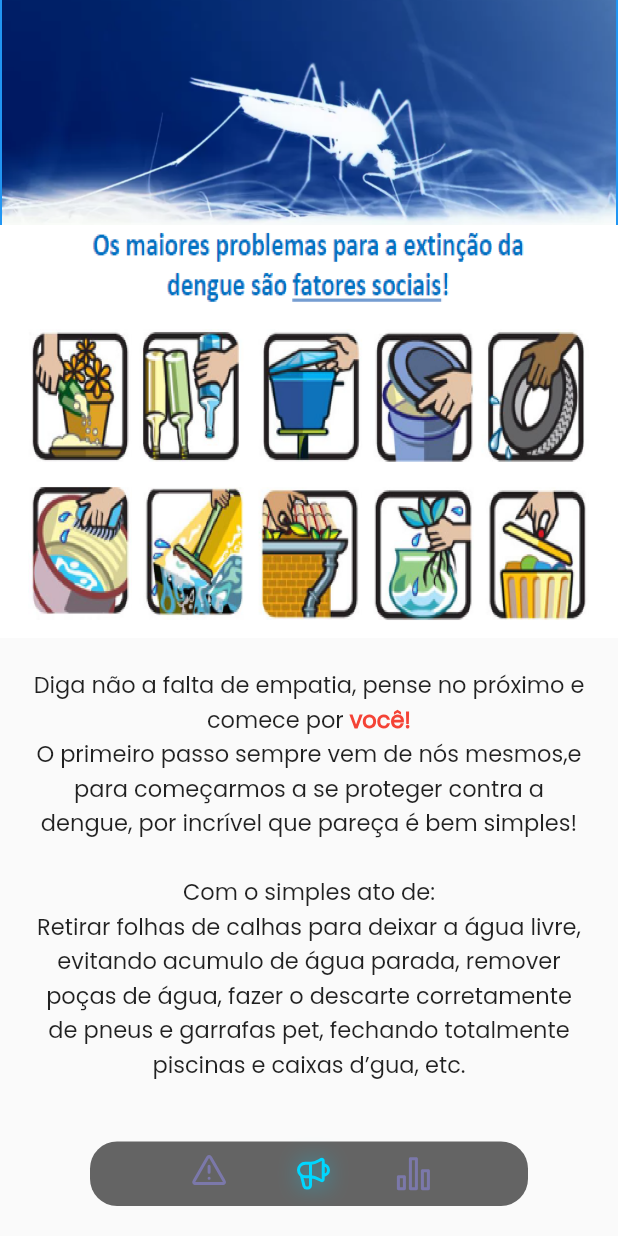
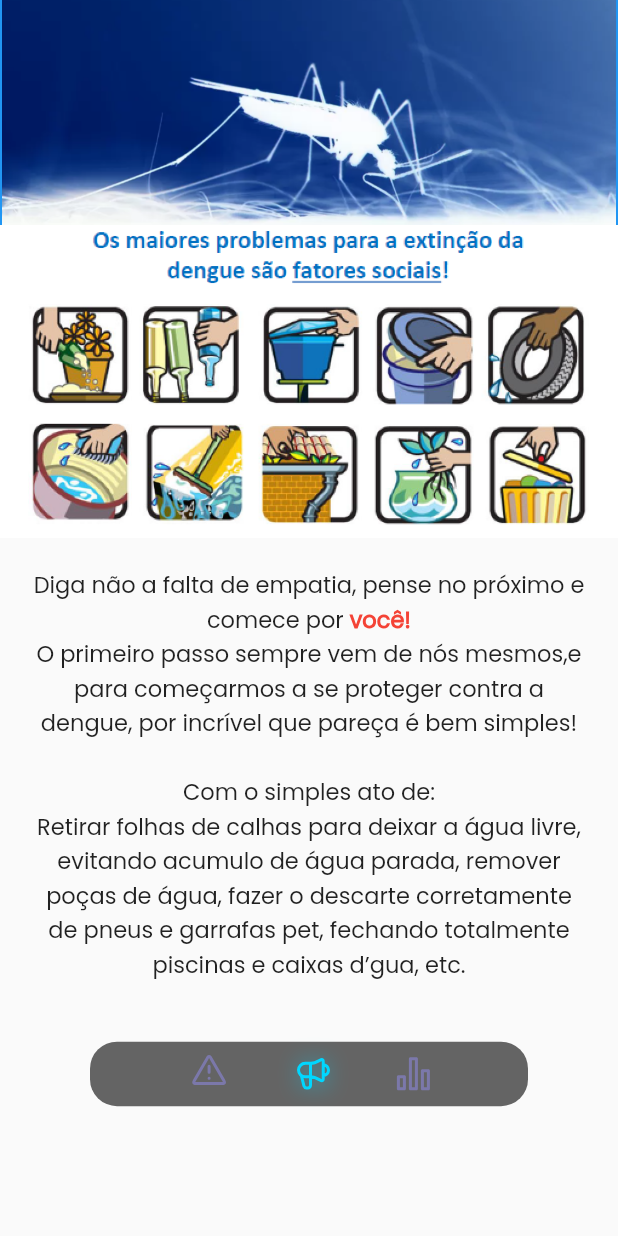
Before and after one commit to matheusEduardoTavares/dengue_tcc, a Flutter app: the screen it shows after launch, after a tap on an icon or button, on a phone screen of 412 x 824 dp. Run offline on Flutter 3.47's test engine with Material 2 defaults, Android fonts, the phone set to English and light mode, and no system bars; our stand-ins replace bloc, device_preview, flutter_bloc, flutter_modular, flutter_svg.

Commit message:
Added devicePreview and adjusted tutorial page responsiveness

```diff
--- a/lib/app/modules/tutorial/view/tutorial_page.dart
+++ b/lib/app/modules/tutorial/view/tutorial_page.dart
@@ -40,7 +40,8 @@ class TutorialPage extends StatelessWidget {
           ],
         ),
       ),
-      body: SafeArea(
+      body: SingleChildScrollView(
+        child: SafeArea(
           child: BlocBuilder<Cubit<TutorialControllerState>, TutorialControllerState>(
             bloc: _controller,
             builder: (_, state) {
@@ -61,6 +62,7 @@ class TutorialPage extends StatelessWidget {
             }
           ),
         ),
+      ),
     );
   }
 }
--- a/lib/app/modules/tutorial/view/widgets/tutorial_content_widget.dart
+++ b/lib/app/modules/tutorial/view/widgets/tutorial_content_widget.dart
@@ -22,11 +22,9 @@ class TutorialContentWidget extends StatelessWidget {
   Widget build(BuildContext context) {
     return Column(
       children: [
-        Expanded(
-          child: Image.asset(
-            imagePath,
-            fit: BoxFit.fill,
-          ),
+        Image.asset(
+          imagePath,
+          fit: BoxFit.fill,
         ),
         Padding(
           padding: const EdgeInsets.fromLTRB(
--- a/lib/main.dart
+++ b/lib/main.dart
@@ -1,13 +1,21 @@
 import 'package:dengue_tcc/app/app_module.dart';
 import 'package:dengue_tcc/app/app_widget.dart';
+import 'package:device_preview/device_preview.dart';
 import 'package:flutter/widgets.dart';
 import 'package:flutter_modular/flutter_modular.dart';
 
 void main() {
   runApp(
-    ModularApp(
-      module: AppModule(),
-      child: const AppWidget(),
+    DevicePreview(
+      builder: (_) => ModularApp(
+        module: AppModule(),
+        child: const AppWidget(),
+      ),
+      //TODO sempre que precisar testar responsividade, trocar o enabled para true e após usar voltar para false (nunca commitar com enabled true)
+      enabled: true,
+      availableLocales: const [
+        Locale('pt', 'BR'),
+      ],
     ),
   );
 }
--- a/pubspec.yaml
+++ b/pubspec.yaml
@@ -11,6 +11,7 @@ environment:
 dependencies:
   bloc: ^8.0.3
   cupertino_icons: ^1.0.2
+  device_preview: ^1.1.0
   flutter:
     sdk: flutter
   flutter_bloc: ^8.0.1
```
Also changed, not shown: pubspec.lock. Lines whose indentation alone changed are shown as unchanged.
